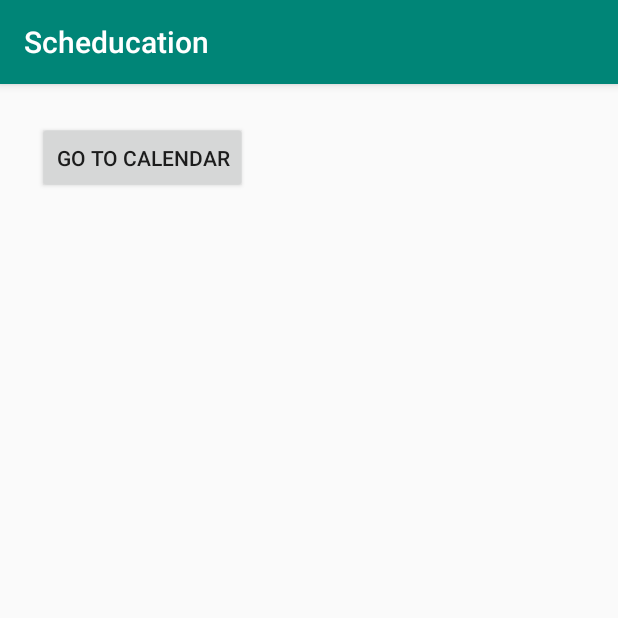
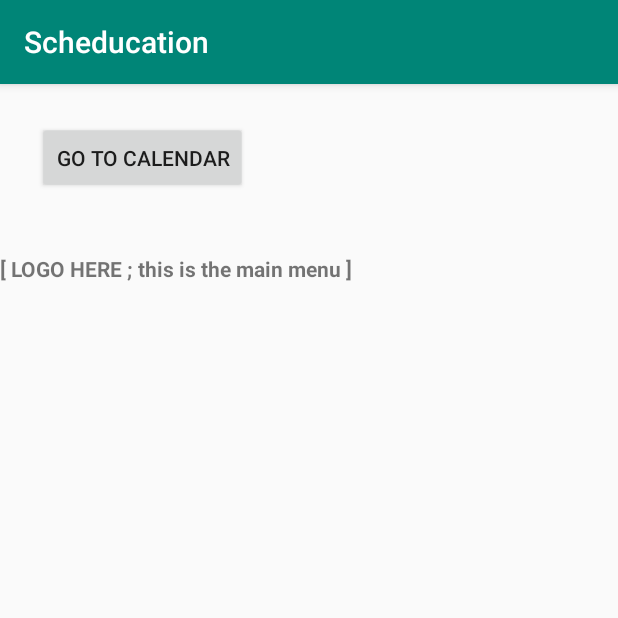
Before and after one commit to jasoninirio/Scheducation, an Android app: the screen it shows after launch (MainActivity), on a phone screen of 412 x 824 dp, the top half of it. Run offline under Robolectric (Android 15) with nearby library versions, the phone set to English and light mode, and no system bars.

Commit message:
Added footnotes
- Footnotes and indicators for menu and calendar

```diff
--- a/src/Scheducation/app/src/main/res/layout/activity_calendar.xml
+++ b/src/Scheducation/app/src/main/res/layout/activity_calendar.xml
@@ -16,4 +16,10 @@
         android:text="@string/go_to_tasks"
         android:onClick="gotoTasks"/>
 
+    <TextView
+        android:id="@+id/textView2"
+        android:layout_width="match_parent"
+        android:layout_height="wrap_content"
+        android:text="[ this is the calendar, missing 2 buttons ( 'add' and 'label' ) ]" />
+
 </LinearLayout>
--- a/src/Scheducation/app/src/main/res/layout/activity_main.xml
+++ b/src/Scheducation/app/src/main/res/layout/activity_main.xml
@@ -8,8 +8,17 @@
         android:layout_width="wrap_content"
         android:layout_height="wrap_content"
         android:layout_gravity="center_vertical"
+        android:onClick="gotoCalendar"
         android:text="@string/go_to_calendar"
         android:translationX="25sp"
-        android:translationY="25sp"
-        android:onClick="gotoCalendar"/>
+        android:translationY="25sp" />
+
+    <TextView
+        android:id="@+id/textView"
+        android:layout_width="match_parent"
+        android:layout_height="wrap_content"
+        android:text="[ LOGO HERE ; this is the main menu ]"
+        android:textStyle="bold"
+        android:translationX="0sp"
+        android:translationY="65sp" />
 </LinearLayout>
```
